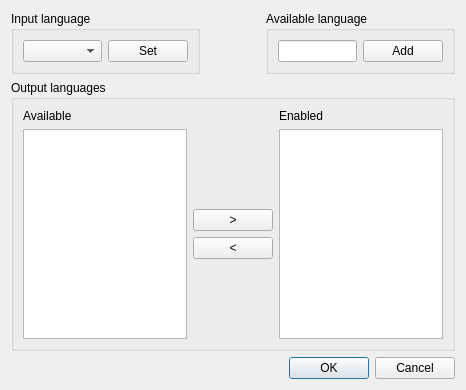
Above: JlTranslatorTool/QSettingsDlg.ui from conductor111/JlTranslator before the change. Below: the same form after it.
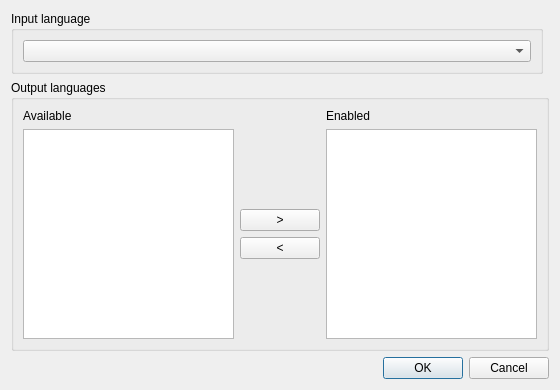
That is the form after the change.

Commit message: Langs available guide; application QSettings; MainWindow, QSettingsDlg basic GUI logic (behaviour).

```diff
--- a/JlTranslatorTool/QSettingsDlg.ui
+++ b/JlTranslatorTool/QSettingsDlg.ui
@@ -6,7 +6,7 @@
    <rect>
     <x>0</x>
     <y>0</y>
-    <width>466</width>
+    <width>560</width>
     <height>390</height>
    </rect>
   </property>
@@ -14,7 +14,7 @@
    <string>Settings</string>
   </property>
   <layout class="QGridLayout" name="gridLayout">
-   <item row="2" column="0" colspan="3">
+   <item row="2" column="0" colspan="2">
     <layout class="QHBoxLayout" name="horizontalLayout_2">
      <item>
       <spacer name="horizontalSpacer">
@@ -45,7 +45,7 @@
      </item>
     </layout>
    </item>
-   <item row="1" column="0" colspan="3">
+   <item row="1" column="0" colspan="2">
     <widget class="QGroupBox" name="groupBox">
      <property name="sizePolicy">
       <sizepolicy hsizetype="Preferred" vsizetype="MinimumExpanding">
@@ -84,7 +84,14 @@
        </widget>
       </item>
       <item row="1" column="0">
-       <widget class="QListWidget" name="listWidget_LangsAvailable"/>
+       <widget class="QListWidget" name="listWidget_LangsAvailable">
+        <property name="selectionMode">
+         <enum>QAbstractItemView::ExtendedSelection</enum>
+        </property>
+        <property name="sortingEnabled">
+         <bool>true</bool>
+        </property>
+       </widget>
       </item>
       <item row="1" column="1">
        <layout class="QVBoxLayout" name="verticalLayout">
@@ -138,6 +145,12 @@
           <verstretch>0</verstretch>
          </sizepolicy>
         </property>
+        <property name="selectionMode">
+         <enum>QAbstractItemView::ExtendedSelection</enum>
+        </property>
+        <property name="sortingEnabled">
+         <bool>true</bool>
+        </property>
        </widget>
       </item>
      </layout>
@@ -152,7 +165,7 @@
       <item>
        <widget class="QComboBox" name="comboBox_InputLang">
         <property name="sizePolicy">
-         <sizepolicy hsizetype="Ignored" vsizetype="Fixed">
+         <sizepolicy hsizetype="Expanding" vsizetype="Fixed">
           <horstretch>0</horstretch>
           <verstretch>0</verstretch>
          </sizepolicy>
@@ -165,61 +178,9 @@
         </property>
        </widget>
       </item>
-      <item>
-       <widget class="QPushButton" name="pushButton_SetInputLang">
-        <property name="text">
-         <string>Set</string>
-        </property>
-       </widget>
-      </item>
      </layout>
     </widget>
    </item>
-   <item row="0" column="2">
-    <widget class="QGroupBox" name="groupBox_3">
-     <property name="title">
-      <string>Available language</string>
-     </property>
-     <layout class="QHBoxLayout" name="horizontalLayout_3">
-      <item>
-       <widget class="QLineEdit" name="lineEdit_AvailableLang">
-        <property name="sizePolicy">
-         <sizepolicy hsizetype="Ignored" vsizetype="Fixed">
-          <horstretch>0</horstretch>
-          <verstretch>0</verstretch>
-         </sizepolicy>
-        </property>
-        <property name="minimumSize">
-         <size>
-          <width>79</width>
-          <height>0</height>
-         </size>
-        </property>
-       </widget>
-      </item>
-      <item>
-       <widget class="QPushButton" name="pushButton_AddAvailableLang">
-        <property name="text">
-         <string>Add</string>
-        </property>
-       </widget>
-      </item>
-     </layout>
-    </widget>
-   </item>
-   <item row="0" column="1">
-    <spacer name="horizontalSpacer_2">
-     <property name="orientation">
-      <enum>Qt::Horizontal</enum>
-     </property>
-     <property name="sizeHint" stdset="0">
-      <size>
-       <width>40</width>
-       <height>20</height>
-      </size>
-     </property>
-    </spacer>
-   </item>
   </layout>
  </widget>
  <resources/>
```
The commit also changes 8 other files.
